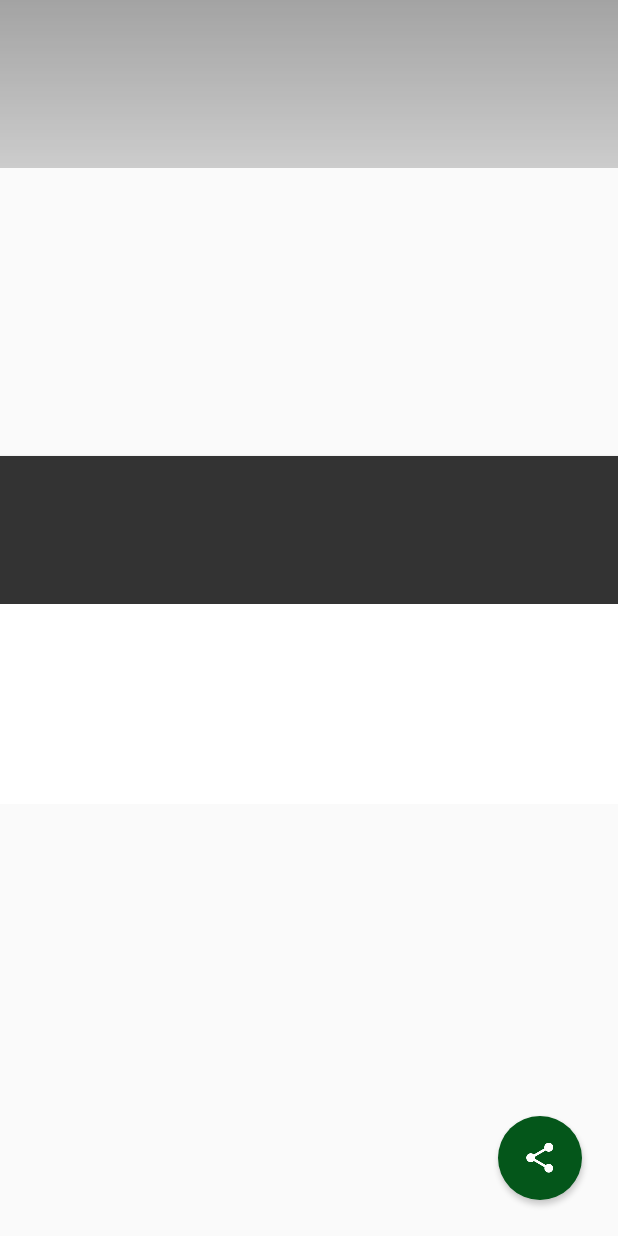
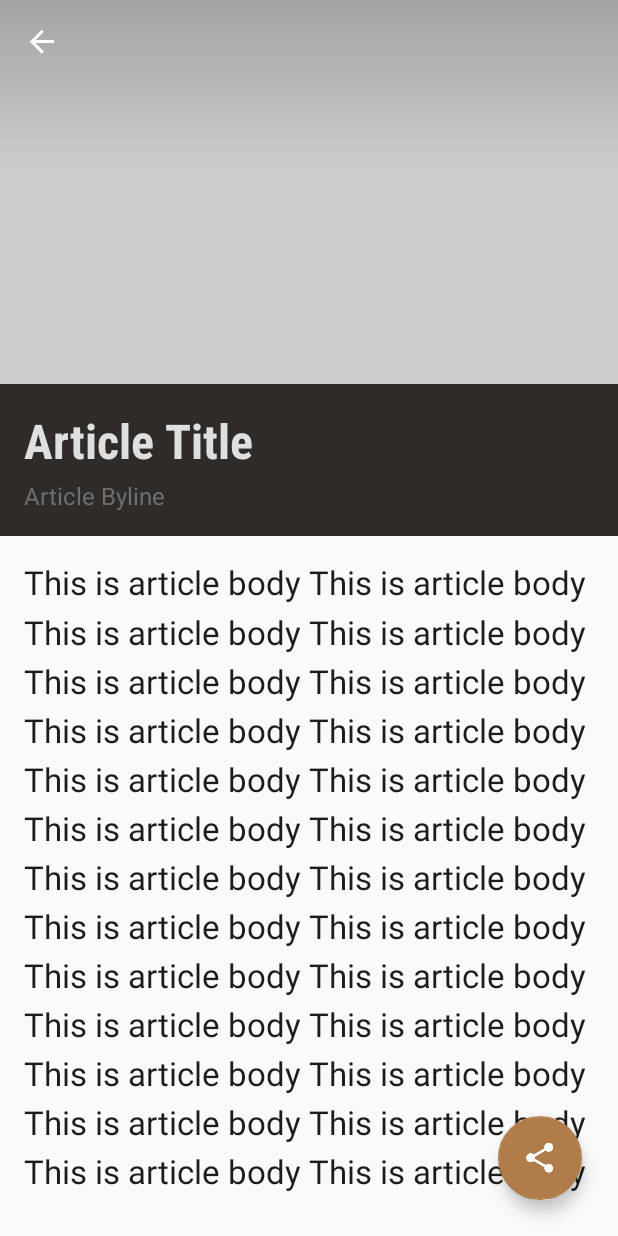
Before and after one commit to mzdhr/XYZReaderApp, an Android app: the layout fragment_article_detail.xml on its own in the app's theme, with its tools: preview values and no code run, on a phone screen of 412 x 824 dp. Run offline under Robolectric (Android 15) with nearby library versions, the phone set to English and light mode, and no system bars.

Commit message:
Details Activity Bar Done

```diff
--- a/XYZReader/src/main/res/layout/fragment_article_detail.xml
+++ b/XYZReader/src/main/res/layout/fragment_article_detail.xml
@@ -1,107 +1,161 @@
-<com.example.xyzreader.ui.DrawInsetsFrameLayout xmlns:android="http://schemas.android.com/apk/res/android"
+<android.support.design.widget.CoordinatorLayout xmlns:android="http://schemas.android.com/apk/res/android"
                                                  xmlns:app="http://schemas.android.com/apk/res-auto"
+                                                 xmlns:tools="http://schemas.android.com/tools"
                                                  android:id="@+id/draw_insets_frame_layout"
                                                  android:layout_width="match_parent"
-    android:layout_height="match_parent">
+                                                 android:layout_height="match_parent"
+    >
 
-    <com.example.xyzreader.ui.ObservableScrollView
-        android:id="@+id/scrollview"
+
+    <android.support.design.widget.AppBarLayout
+        android:id="@+id/app_bar_layout"
         android:layout_width="match_parent"
-        android:layout_height="match_parent">
+        android:layout_height="256dp"
+        >
 
-        <FrameLayout
+        <android.support.design.widget.CollapsingToolbarLayout
             android:layout_width="match_parent"
-            android:layout_height="wrap_content">
+            android:layout_height="match_parent"
+            app:contentScrim="@color/colorPrimary"
+            app:layout_scrollFlags="scroll|exitUntilCollapsed|snap"
+            app:title="@string/app_name"
+            app:titleEnabled="false"
+            >
 
             <FrameLayout
                 android:id="@+id/photo_container"
                 android:layout_width="match_parent"
-                android:layout_height="wrap_content"
+                android:layout_height="match_parent"
                 android:background="@color/photo_placeholder">
                 <!--suppress AndroidLintContentDescription -->
                 <ImageView
                     android:id="@+id/photo"
-                    android:layout_width="100dp"
-                    android:layout_height="100dp"
+                    android:layout_width="match_parent"
+                    android:layout_height="match_parent"
+                    android:scaleType="centerCrop"
+                    app:layout_collapseMode="parallax"
+                    app:layout_collapseParallaxMultiplier="0.5"
                     />
 
                 <View
                     android:layout_width="match_parent"
                     android:layout_height="112dp"
-                    android:background="@drawable/photo_background_protection" />
+                    android:background="@drawable/photo_background_protection"/>
 
             </FrameLayout>
 
-            <com.example.xyzreader.ui.MaxWidthLinearLayout
-                android:orientation="vertical"
+            <android.support.v7.widget.Toolbar
+                android:id="@+id/app_bar"
+                android:layout_width="match_parent"
+                android:layout_height="?attr/actionBarSize"
+                app:layout_collapseMode="pin"
+                />
+
+            <FrameLayout
+                android:id="@+id/up_container"
+                android:layout_width="match_parent"
+                android:layout_height="?actionBarSize"
+                android:background="@android:color/transparent"
+                app:layout_collapseMode="pin"
+                >
+
+                <ImageButton
+                    android:id="@+id/action_up"
+                    android:layout_width="56dp"
+                    android:layout_height="?actionBarSize"
+                    android:layout_gravity="bottom"
+                    android:background="?selectableItemBackgroundBorderless"
+                    android:contentDescription="@string/up"
+                    android:src="@drawable/ic_arrow_back"
+                    android:theme="@style/ThemeOverlay.AppCompat.Dark.ActionBar"
+                    app:layout_collapseMode="pin"
+                    />
+
+            </FrameLayout>
+
+        </android.support.design.widget.CollapsingToolbarLayout>
+    </android.support.design.widget.AppBarLayout>
+
+
+    <android.support.v4.widget.NestedScrollView
+        android:id="@+id/nested_scroll_view"
+        android:layout_width="match_parent"
+        android:layout_height="match_parent"
+        app:layout_behavior="@string/appbar_scrolling_view_behavior">
+
+
+        <LinearLayout
             android:layout_width="match_parent"
             android:layout_height="wrap_content"
-                android:layout_gravity="center_horizontal"
-                android:maxWidth="@dimen/detail_card_max_width"
-                android:background="#fff"
-                android:elevation="2dp"
-                android:layout_marginTop="@dimen/detail_card_top_margin">
+            android:orientation="vertical">
 
             <LinearLayout
                 android:id="@+id/meta_bar"
                 android:layout_width="match_parent"
                 android:layout_height="wrap_content"
-                    android:background="#333"
                 android:layout_gravity="bottom"
+                android:background="@color/colorPrimaryDark"
                 android:orientation="vertical"
-                    android:paddingLeft="@dimen/detail_inner_horiz_margin"
-                    android:paddingRight="@dimen/detail_inner_horiz_margin"
-                    android:paddingTop="@dimen/detail_metabar_vert_padding"
-                    android:paddingBottom="@dimen/detail_metabar_vert_padding"
-                    android:layout_marginBottom="@dimen/detail_metabar_vert_padding">
+                android:padding="16dp">
 
                 <TextView
                     android:id="@+id/article_title"
                     style="?android:attr/textAppearanceLarge"
                     android:layout_width="match_parent"
                     android:layout_height="wrap_content"
+                    android:fontFamily="sans-serif-condensed"
+                    android:lineSpacingMultiplier="0.9"
                     android:paddingBottom="@dimen/detail_metabar_title_bottom_padding"
-                        android:fontFamily="sans-serif-condensed"
-                        android:textColor="#fff"
+                    android:text="Article Title"
+                    android:textColor="#dfdfdf"
+                    android:textSize="@dimen/detail_title_text_size"
                     android:textStyle="bold"
-                        android:textSize="@dimen/detail_title_text_size"
-                        android:lineSpacingMultiplier="0.9" />
+                    />
 
                 <TextView
                     android:id="@+id/article_byline"
                     style="?android:attr/textAppearanceSmall"
                     android:layout_width="wrap_content"
                     android:layout_height="wrap_content"
-                        android:textColor="#8fff" />
+                    android:text="Article Byline"
+                    android:textColor="@color/SubHeaderTextColor"
+                    android:textSize="16sp"
+                    />
             </LinearLayout>
 
             <TextView
                 android:id="@+id/article_body"
                 style="?android:attr/textAppearanceMedium"
                 android:layout_width="match_parent"
-                    android:layout_height="wrap_content"
+                android:layout_height="match_parent"
                 android:layout_marginLeft="@dimen/detail_inner_horiz_margin"
                 android:layout_marginRight="@dimen/detail_inner_horiz_margin"
+                android:lineSpacingMultiplier="@fraction/detail_body_line_spacing_multiplier"
+                android:nestedScrollingEnabled="true"
                 android:paddingBottom="@dimen/detail_body_bottom_margin"
-                    android:textColor="@color/ltgray"
-                    android:textColorLink="@color/theme_accent"
+                android:paddingTop="16dp"
+                android:text="@string/demo_article_body"
+                android:textColor="@color/HeaderTextColor"
+                android:textColorLink="@color/colorAccent"
                 android:textSize="@dimen/detail_body_text_size"
-                    android:lineSpacingMultiplier="@fraction/detail_body_line_spacing_multiplier" />
+                app:layout_behavior="@string/appbar_scrolling_view_behavior"
+                />
 
-            </com.example.xyzreader.ui.MaxWidthLinearLayout>
-        </FrameLayout>
-    </com.example.xyzreader.ui.ObservableScrollView>
+        </LinearLayout>
 
-    <ImageButton android:id="@+id/share_fab"
-        android:stateListAnimator="@anim/fab_state_list_anim"
-        android:background="@drawable/add_fab_background"
-        android:layout_gravity="bottom|end"
-        android:layout_marginRight="@dimen/fab_margin"
-        android:layout_marginBottom="@dimen/fab_margin"
+    </android.support.v4.widget.NestedScrollView>
+
+
+    <android.support.design.widget.FloatingActionButton
+        android:id="@+id/share_fab"
         android:layout_width="56dp"
         android:layout_height="56dp"
-        android:src="@drawable/ic_share"
-        android:elevation="@dimen/fab_elevation"
-        android:contentDescription="@string/action_share" />
+        android:layout_gravity="bottom|end"
+        android:layout_margin="@dimen/fab_margin"
+        android:contentDescription="@string/action_share"
+        app:srcCompat="@drawable/ic_share"
+        tools:ignore="VectorDrawableCompat"
+        />
 
-</com.example.xyzreader.ui.DrawInsetsFrameLayout>
+
+</android.support.design.widget.CoordinatorLayout>
--- a/XYZReader/src/main/res/values/colors.xml
+++ b/XYZReader/src/main/res/values/colors.xml
@@ -20,6 +20,9 @@
     <color name="colorPrimary">#3D3935</color>
     <color name="colorAccent">#B07D4A</color>
 
+    <color name="HeaderTextColor">#1C1C1C</color>
+    <color name="SubHeaderTextColor">#706F6E</color>
+
 
 
 
--- a/XYZReader/src/main/res/values/strings.xml
+++ b/XYZReader/src/main/res/values/strings.xml
@@ -8,5 +8,6 @@
     <string name="action_share">Share</string>
 
     <string name="up">Up</string>
+    <string name="demo_article_body">This is article body This is article body This is article body This is article body This is article body This is article body This is article body This is article body This is article body This is article body This is article body This is article body This is article body This is article body This is article body This is article body This is article body This is article body This is article body This is article body This is article body This is article body This is article body This is article body This is article body This is article body</string>
 
 </resources>
```
Also changed, not shown: XYZReader/src/main/java/com/example/xyzreader/ui/ArticleDetailActivity.java (+27 -29 lines), XYZReader/src/main/java/com/example/xyzreader/ui/ArticleDetailFragment.java (+56 -19 lines), XYZReader/src/main/res/layout/activity_article_detail.xml (+3 -16 lines), XYZReader/src/main/res/layout/list_item_article.xml (+11 -6 lines). Lines whose indentation alone changed are shown as unchanged.
